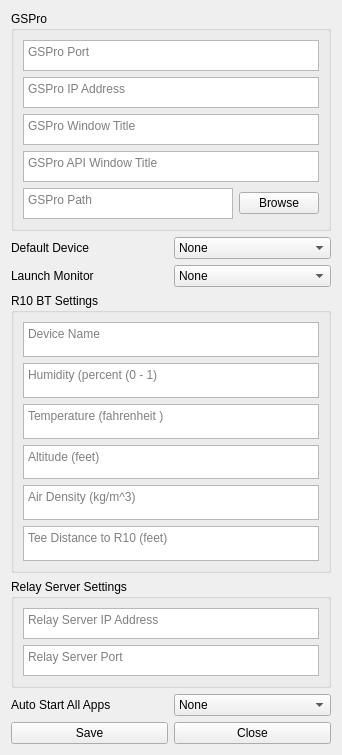
This is src/SettingsForm.ui in springbok/MLM2PRO-GSPro-Connector as Qt 5 draws it before an edit. The edited form follows.
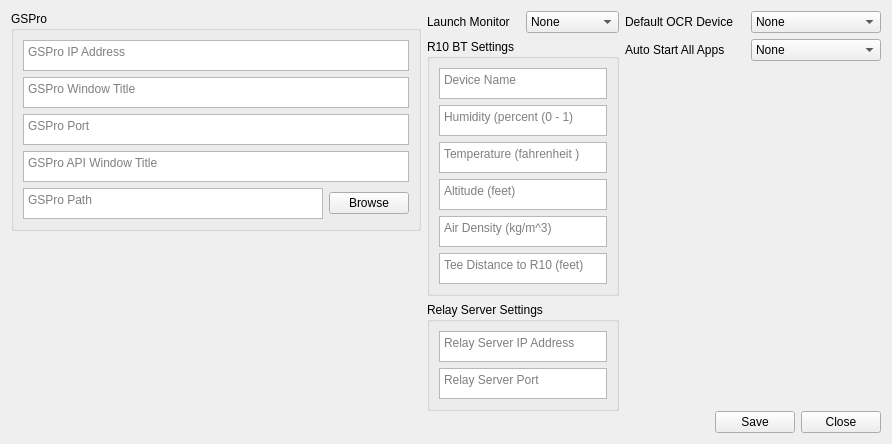
This is the edited form.

Commit message: Change settings form layout

Diff of the .ui file:
```diff
--- a/src/SettingsForm.ui
+++ b/src/SettingsForm.ui
@@ -9,53 +9,24 @@
    <rect>
     <x>0</x>
     <y>0</y>
-    <width>342</width>
-    <height>755</height>
+    <width>892</width>
+    <height>444</height>
    </rect>
   </property>
   <property name="windowTitle">
    <string>Settings</string>
   </property>
-  <layout class="QVBoxLayout" name="verticalLayout_5">
+  <layout class="QHBoxLayout" name="horizontalLayout_5">
    <item>
-    <layout class="QVBoxLayout" name="verticalLayout_2">
+    <layout class="QHBoxLayout" name="horizontalLayout_6">
      <item>
-      <layout class="QVBoxLayout" name="verticalLayout">
+      <layout class="QVBoxLayout" name="verticalLayout_8">
        <item>
         <widget class="QGroupBox" name="r10_settings_groupbox_2">
          <property name="title">
           <string>GSPro</string>
          </property>
          <layout class="QVBoxLayout" name="verticalLayout_7">
-          <item>
-           <layout class="QHBoxLayout" name="horizontalLayout_5">
-            <item>
-             <widget class="QPlainTextEdit" name="port_edit">
-              <property name="sizePolicy">
-               <sizepolicy hsizetype="Expanding" vsizetype="Minimum">
-                <horstretch>0</horstretch>
-                <verstretch>0</verstretch>
-               </sizepolicy>
-              </property>
-              <property name="minimumSize">
-               <size>
-                <width>0</width>
-                <height>31</height>
-               </size>
-              </property>
-              <property name="toolTip">
-               <string>GSPro Port</string>
-              </property>
-              <property name="tabChangesFocus">
-               <bool>true</bool>
-              </property>
-              <property name="placeholderText">
-               <string>GSPro Port</string>
-              </property>
-             </widget>
-            </item>
-           </layout>
-          </item>
           <item>
            <widget class="QPlainTextEdit" name="ipaddress_edit">
             <property name="sizePolicy">
@@ -70,6 +41,12 @@
               <height>31</height>
              </size>
             </property>
+            <property name="maximumSize">
+             <size>
+              <width>16777215</width>
+              <height>31</height>
+             </size>
+            </property>
             <property name="contextMenuPolicy">
              <enum>Qt::PreventContextMenu</enum>
             </property>
@@ -98,6 +75,12 @@
               <height>31</height>
              </size>
             </property>
+            <property name="maximumSize">
+             <size>
+              <width>16777215</width>
+              <height>31</height>
+             </size>
+            </property>
             <property name="toolTip">
              <string>GSPro Window Title</string>
             </property>
@@ -106,6 +89,40 @@
             </property>
            </widget>
           </item>
+          <item>
+           <widget class="QPlainTextEdit" name="port_edit">
+            <property name="enabled">
+             <bool>true</bool>
+            </property>
+            <property name="sizePolicy">
+             <sizepolicy hsizetype="Expanding" vsizetype="Fixed">
+              <horstretch>0</horstretch>
+              <verstretch>0</verstretch>
+             </sizepolicy>
+            </property>
+            <property name="minimumSize">
+             <size>
+              <width>0</width>
+              <height>31</height>
+             </size>
+            </property>
+            <property name="maximumSize">
+             <size>
+              <width>16777215</width>
+              <height>31</height>
+             </size>
+            </property>
+            <property name="toolTip">
+             <string>GSPro Port</string>
+            </property>
+            <property name="tabChangesFocus">
+             <bool>true</bool>
+            </property>
+            <property name="placeholderText">
+             <string>GSPro Port</string>
+            </property>
+           </widget>
+          </item>
           <item>
            <widget class="QPlainTextEdit" name="gspro_api_window_name">
             <property name="sizePolicy">
@@ -120,6 +137,12 @@
               <height>31</height>
              </size>
             </property>
+            <property name="maximumSize">
+             <size>
+              <width>16777215</width>
+              <height>31</height>
+             </size>
+            </property>
             <property name="toolTip">
              <string>GSPro API Window Title</string>
             </property>
@@ -138,6 +161,12 @@
                 <verstretch>0</verstretch>
                </sizepolicy>
               </property>
+              <property name="minimumSize">
+               <size>
+                <width>300</width>
+                <height>0</height>
+               </size>
+              </property>
               <property name="maximumSize">
                <size>
                 <width>16777215</width>
@@ -168,37 +197,22 @@
         </widget>
        </item>
        <item>
-        <layout class="QVBoxLayout" name="verticalLayout_3" stretch="0">
-         <property name="sizeConstraint">
-          <enum>QLayout::SetMinimumSize</enum>
+        <spacer name="verticalSpacer_2">
+         <property name="orientation">
+          <enum>Qt::Vertical</enum>
          </property>
-         <item>
-          <layout class="QHBoxLayout" name="horizontalLayout_9">
-           <item>
-            <widget class="QLabel" name="label_7">
-             <property name="text">
-              <string>Default Device</string>
-             </property>
-            </widget>
-           </item>
-           <item>
-            <widget class="QComboBox" name="default_device_combo">
-             <item>
-              <property name="text">
-               <string>None</string>
-              </property>
-             </item>
-             <item>
-              <property name="text">
-               <string>New Item</string>
-              </property>
-             </item>
-            </widget>
-           </item>
-          </layout>
-         </item>
-        </layout>
-       </item>
+         <property name="sizeHint" stdset="0">
+          <size>
+           <width>20</width>
+           <height>40</height>
+          </size>
+         </property>
+        </spacer>
+       </item>
+      </layout>
+     </item>
+     <item>
+      <layout class="QVBoxLayout" name="verticalLayout_5">
        <item>
         <layout class="QHBoxLayout" name="horizontalLayout_10">
          <item>
@@ -244,6 +258,12 @@
               <height>31</height>
              </size>
             </property>
+            <property name="maximumSize">
+             <size>
+              <width>16777215</width>
+              <height>31</height>
+             </size>
+            </property>
             <property name="toolTip">
              <string>Device Name</string>
             </property>
@@ -269,6 +289,12 @@
               <height>31</height>
              </size>
             </property>
+            <property name="maximumSize">
+             <size>
+              <width>16777215</width>
+              <height>31</height>
+             </size>
+            </property>
             <property name="toolTip">
              <string>Humidity (percent (0 - 1)</string>
             </property>
@@ -294,6 +320,12 @@
               <height>31</height>
              </size>
             </property>
+            <property name="maximumSize">
+             <size>
+              <width>16777215</width>
+              <height>31</height>
+             </size>
+            </property>
             <property name="toolTip">
              <string>Temperature (fahrenheit )</string>
             </property>
@@ -319,6 +351,12 @@
               <height>31</height>
              </size>
             </property>
+            <property name="maximumSize">
+             <size>
+              <width>16777215</width>
+              <height>31</height>
+             </size>
+            </property>
             <property name="toolTip">
              <string>Altitude (feet)</string>
             </property>
@@ -344,6 +382,12 @@
               <height>31</height>
              </size>
             </property>
+            <property name="maximumSize">
+             <size>
+              <width>16777215</width>
+              <height>31</height>
+             </size>
+            </property>
             <property name="toolTip">
              <string>Air Density (kg/m^3)</string>
             </property>
@@ -369,6 +413,12 @@
               <height>31</height>
              </size>
             </property>
+            <property name="maximumSize">
+             <size>
+              <width>16777215</width>
+              <height>31</height>
+             </size>
+            </property>
             <property name="toolTip">
              <string>Tee Distance to R10 (feet)</string>
             </property>
@@ -406,6 +456,12 @@
               <height>31</height>
              </size>
             </property>
+            <property name="maximumSize">
+             <size>
+              <width>16777215</width>
+              <height>31</height>
+             </size>
+            </property>
             <property name="toolTip">
              <string>Relay Server IP Address</string>
             </property>
@@ -431,6 +487,12 @@
               <height>31</height>
              </size>
             </property>
+            <property name="maximumSize">
+             <size>
+              <width>16777215</width>
+              <height>31</height>
+             </size>
+            </property>
             <property name="toolTip">
              <string>Relay Server Port</string>
             </property>
@@ -448,12 +510,93 @@
          </layout>
         </widget>
        </item>
+       <item>
+        <spacer name="verticalSpacer_3">
+         <property name="orientation">
+          <enum>Qt::Vertical</enum>
+         </property>
+         <property name="sizeHint" stdset="0">
+          <size>
+           <width>20</width>
+           <height>40</height>
+          </size>
+         </property>
+        </spacer>
+       </item>
+      </layout>
+     </item>
+     <item>
+      <layout class="QVBoxLayout" name="verticalLayout_2">
+       <item>
+        <layout class="QVBoxLayout" name="verticalLayout">
+         <item>
+          <layout class="QVBoxLayout" name="verticalLayout_3" stretch="0">
+           <property name="sizeConstraint">
+            <enum>QLayout::SetMinimumSize</enum>
+           </property>
+           <item>
+            <layout class="QHBoxLayout" name="horizontalLayout_9">
+             <item>
+              <widget class="QLabel" name="label_7">
+               <property name="minimumSize">
+                <size>
+                 <width>120</width>
+                 <height>0</height>
+                </size>
+               </property>
+               <property name="maximumSize">
+                <size>
+                 <width>120</width>
+                 <height>16777215</height>
+                </size>
+               </property>
+               <property name="text">
+                <string>Default OCR Device </string>
+               </property>
+              </widget>
+             </item>
+             <item>
+              <widget class="QComboBox" name="default_device_combo">
+               <property name="minimumSize">
+                <size>
+                 <width>130</width>
+                 <height>0</height>
+                </size>
+               </property>
+               <item>
+                <property name="text">
+                 <string>None</string>
+                </property>
+               </item>
+               <item>
+                <property name="text">
+                 <string>New Item</string>
+                </property>
+               </item>
+              </widget>
+             </item>
+            </layout>
+           </item>
+          </layout>
+         </item>
       </layout>
      </item>
      <item>
       <layout class="QHBoxLayout" name="horizontalLayout_11">
        <item>
         <widget class="QLabel" name="auto_start_all_label">
+           <property name="minimumSize">
+            <size>
+             <width>120</width>
+             <height>0</height>
+            </size>
+           </property>
+           <property name="maximumSize">
+            <size>
+             <width>120</width>
+             <height>16777215</height>
+            </size>
+           </property>
          <property name="text">
           <string>Auto Start All Apps</string>
          </property>
@@ -461,6 +604,12 @@
        </item>
        <item>
         <widget class="QComboBox" name="auto_start_all_apps_combo">
+           <property name="minimumSize">
+            <size>
+             <width>130</width>
+             <height>0</height>
+            </size>
+           </property>
          <item>
           <property name="text">
            <string>None</string>
@@ -490,6 +639,19 @@
      </item>
      <item>
       <layout class="QHBoxLayout" name="horizontalLayout">
+         <item>
+          <spacer name="horizontalSpacer">
+           <property name="orientation">
+            <enum>Qt::Horizontal</enum>
+           </property>
+           <property name="sizeHint" stdset="0">
+            <size>
+             <width>40</width>
+             <height>20</height>
+            </size>
+           </property>
+          </spacer>
+         </item>
        <item>
         <widget class="QPushButton" name="save_button">
          <property name="toolTip">
@@ -509,6 +671,8 @@
           <string>Close</string>
          </property>
         </widget>
+         </item>
+        </layout>
        </item>
       </layout>
      </item>
```
Lines whose indentation alone changed are shown as unchanged. The commit also changes 2 other files.
